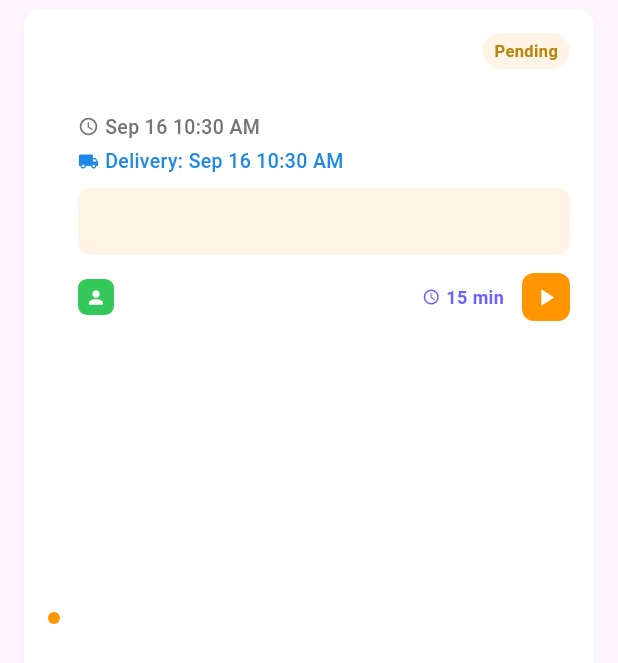
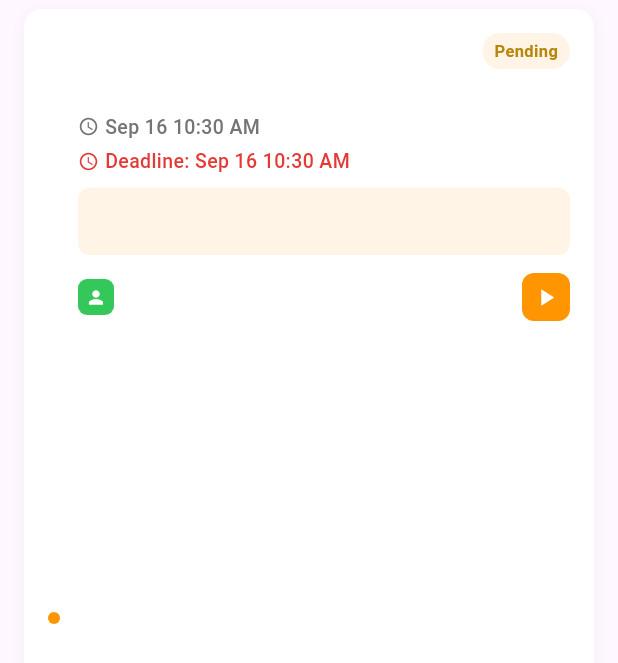
Before and after one commit to Jlya1212/fluttter_project, a Flutter app: the TaskCard widget shown alone on an empty page, opened directly with empty values, on a phone screen of 412 x 824 dp. Shown: the top 663 px of the screen. Run offline on Flutter 3.47's test engine with Material 3 defaults, Android fonts, the phone set to English and light mode, and no system bars; our stand-ins replace cloud_firestore, datetime_picker_formfield, firebase_auth, firebase_core, image_picker, signature; accounts and stored records are empty.

Commit message:
what is going on ...
1. add new function on d-t-p-page :{set d-time , auto update status}
2. add if else to ensure display correct information
3. add new status on task schedule

```diff
--- a/lib/Common/TaskCard.dart
+++ b/lib/Common/TaskCard.dart
@@ -87,7 +87,7 @@ class TaskCard extends StatelessWidget {
                           ),
                         ],
                       ),
-                      if (task.deliveryTime != null) ...[
+                      if (task.status == TaskStatus.inProgress && task.deliveryTime != null) ...[
                         const SizedBox(height: 4),
                         Row(
                           children: [
@@ -103,6 +103,27 @@ class TaskCard extends StatelessWidget {
                                 fontSize: 13,
                                 fontWeight: FontWeight.w500,
                                 color: Colors.blue[600],
+                              ),
+                            ),
+                          ],
+                        ),
+                      ],
+                      if (task.deadline != null) ...[
+                        const SizedBox(height: 4),
+                        Row(
+                          children: [
+                            Icon(
+                              Icons.schedule_outlined,
+                              size: 14,
+                              color: Colors.red[600],
+                            ),
+                            const SizedBox(width: 4),
+                            Text(
+                              'Deadline: ${_formatDate(task.deadline!)} ${_formatTime(task.deadline!)}',
+                              style: TextStyle(
+                                fontSize: 13,
+                                fontWeight: FontWeight.w500,
+                                color: Colors.red[600],
                               ),
                             ),
                           ],
@@ -139,8 +160,8 @@ class TaskCard extends StatelessWidget {
                             ),
                           ),
                           const Spacer(),
-                          if (task.status != TaskStatus.completed) ...[
-                            if (task.deliveryTime == null)
+                          // Only show "Set Time" button for pickedUp status
+                          if (task.status == TaskStatus.pickedUp) ...[
                             GestureDetector(
                               onTap: () => DeliveryTimeHelper.showDeliveryTimePrompt(context, task.taskCode),
                               child: Container(
@@ -171,29 +192,8 @@ class TaskCard extends StatelessWidget {
                                 ),
                               ),
                             ),
-                            if (task.deliveryTime != null)
-                              Row(
-                                mainAxisSize: MainAxisSize.min,
-                                children: [
-                                  const Icon(
-                                    Icons.schedule,
-                                    size: 12,
-                                    color: Color(0xFF6C63FF),
-                                  ),
-                                  const SizedBox(width: 4),
-                                  Text(
-                                    _randomTimeCost(),
-                                    style: const TextStyle(
-                                      fontSize: 12,
-                                      fontWeight: FontWeight.w600,
-                                      color: Color(0xFF6C63FF),
-                                    ),
-                                  ),
+                            const SizedBox(width: 12),
                           ],
-                              ),
-                          ],
-
-                          const SizedBox(width: 12),
                           _buildActionButton(),
                         ],
                       ),
@@ -365,9 +365,4 @@ class TaskCard extends StatelessWidget {
     final period = time.hour >= 12 ? 'PM' : 'AM';
     return '$hour:$minute $period';
   }
-
-  String _randomTimeCost() {
-    final random = DateTime.now().millisecondsSinceEpoch % 60;
-    return '${random + 15} min';
 }
-}
```
Also changed, not shown: lib/View/DeliveryTimePromptPage.dart (+14 -6 lines), lib/View/TaskSchedule_Page.dart (+13 -9 lines), pubspec.lock. Lines whose indentation alone changed are shown as unchanged.
